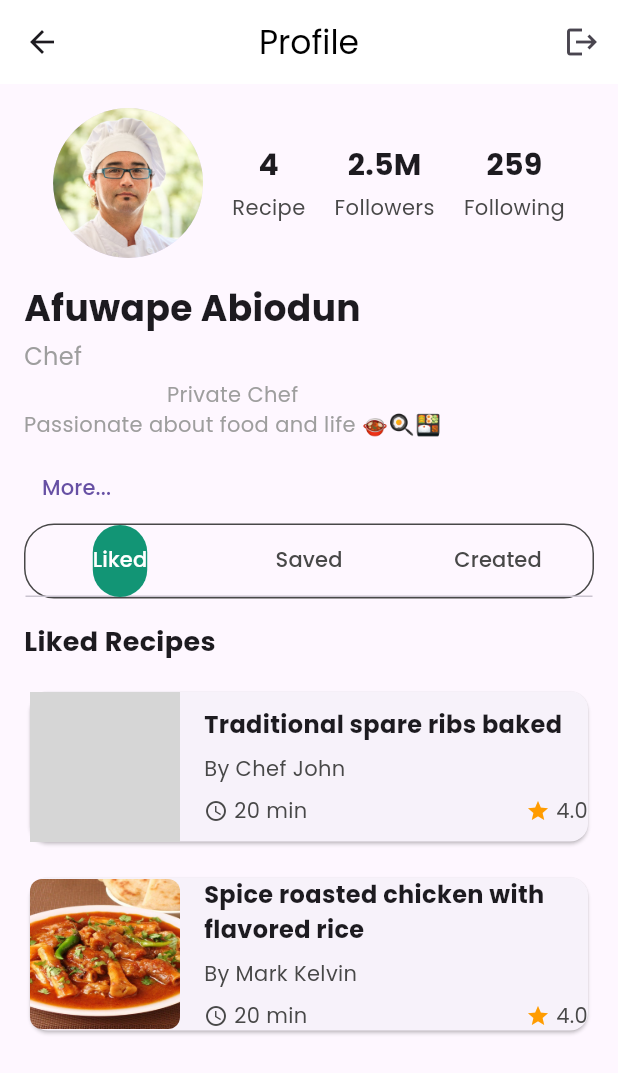
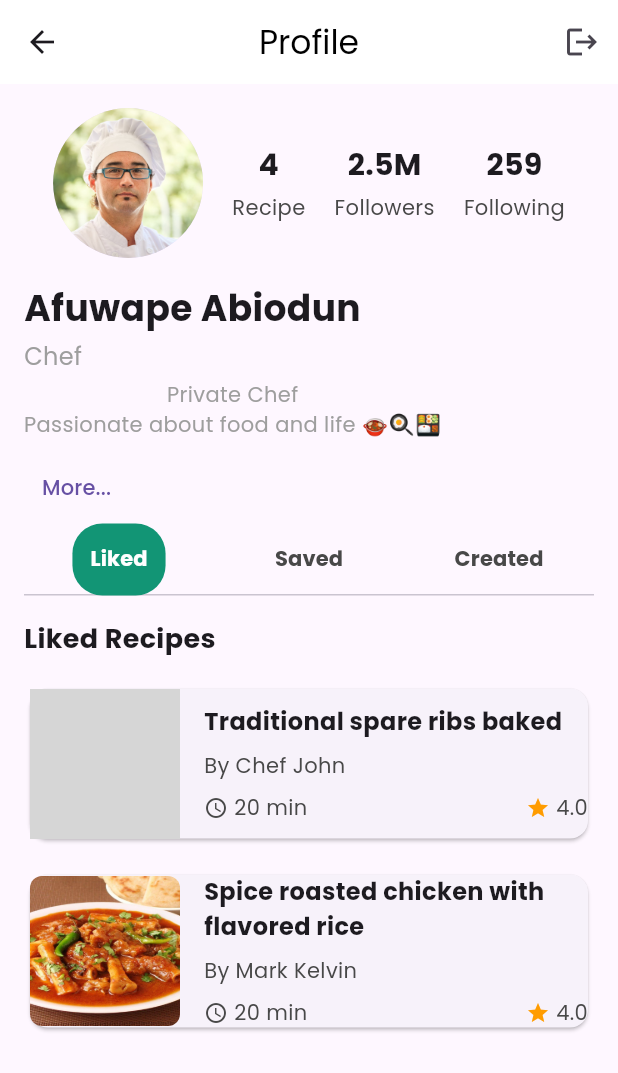
Before and after one commit to receipe-app/receipe-app, a Flutter app: the ProfileScreen screen opened directly, on a phone screen of 412 x 824 dp. Shown: the top 1073 px of the screen. Run offline on Flutter 3.47's test engine with Material 3 defaults, Android fonts, the phone set to English and light mode, and no system bars; our stand-ins replace bloc, dio, flutter_bloc, flutter_svg, freezed_annotation, google_fonts and 1 more; accounts and stored records are empty; grey boxes are pictures that could not be loaded.

Commit message:
profliel screeen updated

```diff
--- a/lib/ui/screens/profile/profile_screen.dart
+++ b/lib/ui/screens/profile/profile_screen.dart
@@ -89,25 +89,17 @@ class _ProfileScreenState extends State<ProfileScreen>
               onPressed: () {},
               child: const Text('More...'),
             ),
-            Container(
-              decoration: BoxDecoration(
-                borderRadius: BorderRadius.circular(20.0),
-                border: Border.all(color: AppColors.gray1),
+            TabBar(
+              controller: _tabController,
+              indicator: BoxDecoration(
+                color: AppColors.primary100,
+                borderRadius: BorderRadius.circular(20),
               ),
-              child: TabBar(
-                controller: _tabController,
-                indicator: BoxDecoration(
-                  color: AppColors.primary100,
-                  borderRadius: BorderRadius.circular(20.0),
-                ),
-                labelColor: Colors.white,
-                unselectedLabelColor: AppColors.gray1,
-                tabs: const [
-                  Tab(text: 'Liked'),
-                  Tab(text: 'Saved'),
-                  Tab(text: 'Created'),
-                ],
-              ),
+              tabs: [
+                Tab(child: _buildTabLabel('Liked', 0)),
+                Tab(child: _buildTabLabel('Saved', 1)),
+                Tab(child: _buildTabLabel('Created', 2)),
+              ],
             ),
             const SizedBox(height: 16),
             Expanded(
@@ -121,6 +113,19 @@ class _ProfileScreenState extends State<ProfileScreen>
               ),
             ),
           ],
+        ),
+      ),
+    );
+  }
+
+  Widget _buildTabLabel(String label, int index) {
+    return Container(
+      padding: const EdgeInsets.symmetric(vertical: 8.0, horizontal: 12.0),
+      child: Text(
+        label,
+        style: TextStyle(
+          color: _tabController.index == index ? Colors.white : AppColors.gray1,
+          fontWeight: FontWeight.bold,
         ),
       ),
     );
```
Also changed, not shown: 2 other files.
